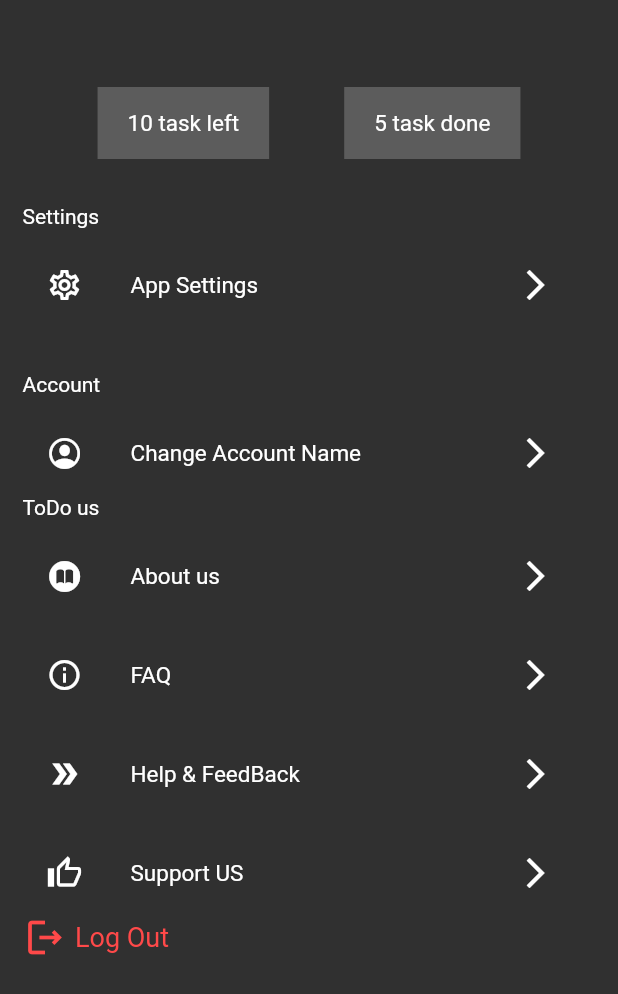
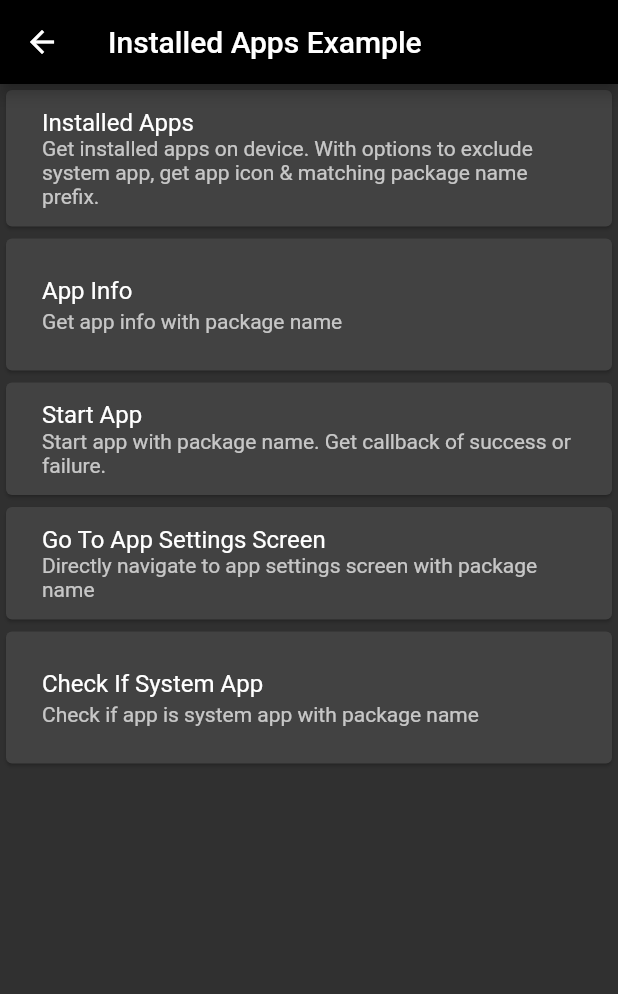
Before and after one commit to hashanranasinghe/ToDo-App, a Flutter app: the UserProfileScreen screen opened directly, after a tap on the "arrow forward ios" icon, on a phone screen of 412 x 824 dp. Shown: the top 994 px of the screen. Run offline on Flutter 3.47's test engine with Material 2 defaults, Android fonts, the phone set to English and light mode, and no system bars; our stand-ins replace cloud_firestore, firebase_auth, firebase_core, firebase_database, fluttertoast, percent_indicator and 1 more; missing offline and left inert: flutter_clean_calendar, installed_apps, usage_stats; accounts and stored records are empty.

Commit message:
focus screen - app usage screen- settings screen

```diff
--- /dev/null
+++ b/lib/screens/settings_screen.dart
@@ -0,0 +1,178 @@
+import 'package:flutter/material.dart';
+import 'package:installed_apps/app_info.dart';
+import 'package:installed_apps/installed_apps.dart';
+
+class SettingsScreen extends StatelessWidget {
+  @override
+  Widget build(BuildContext context) {
+    return Scaffold(
+      appBar: AppBar(title: const Text("Installed Apps Example")),
+      body: ListView(
+        children: [
+          Card(
+            child: Padding(
+              padding: const EdgeInsets.all(8),
+              child: ListTile(
+                title: Text("Installed Apps"),
+                subtitle: Text(
+                    "Get installed apps on device. With options to exclude system app, get app icon & matching package name prefix."),
+                onTap: () => Navigator.push(
+                  context,
+                  MaterialPageRoute(
+                    builder: (context) => InstalledAppsScreen(),
+                  ),
+                ),
+              ),
+            ),
+          ),
+          Card(
+            child: Padding(
+              padding: const EdgeInsets.all(8),
+              child: ListTile(
+                title: Text("App Info"),
+                subtitle: Text("Get app info with package name"),
+                onTap: () => Navigator.push(
+                  context,
+                  MaterialPageRoute(
+                    builder: (context) => AppInfoScreen(),
+                  ),
+                ),
+              ),
+            ),
+          ),
+          Card(
+            child: Padding(
+              padding: const EdgeInsets.all(8),
+              child: ListTile(
+                title: Text("Start App"),
+                subtitle: Text(
+                    "Start app with package name. Get callback of success or failure."),
+                onTap: () => InstalledApps.startApp("com.google.android.gm"),
+              ),
+            ),
+          ),
+          Card(
+            child: Padding(
+              padding: const EdgeInsets.all(8),
+              child: ListTile(
+                title: Text("Go To App Settings Screen"),
+                subtitle: Text(
+                    "Directly navigate to app settings screen with package name"),
+                onTap: () =>
+                    InstalledApps.openSettings("com.google.android.gm"),
+              ),
+            ),
+          ),
+          Card(
+            child: Padding(
+              padding: const EdgeInsets.all(8),
+              child: ListTile(
+                title: Text("Check If System App"),
+                subtitle: Text("Check if app is system app with package name"),
+                onTap: () =>
+                    InstalledApps.isSystemApp("com.google.android.gm").then(
+                  (bool? value) => _showDialog(
+                      context,
+                      value ?? false
+                          ? "The requested app is system app."
+                          : "Requested app in not system app."),
+                ),
+              ),
+            ),
+          )
+        ],
+      ),
+    );
+  }
+
+  void _showDialog(BuildContext context, String text) {
+    showDialog(
+      context: context,
+      builder: (BuildContext context) {
+        return AlertDialog(
+          content: Text(text),
+          actions: <Widget>[
+            TextButton(
+              child: Text("Close"),
+              onPressed: () => Navigator.of(context).pop(),
+            ),
+          ],
+        );
+      },
+    );
+  }
+}
+
+class InstalledAppsScreen extends StatelessWidget {
+  @override
+  Widget build(BuildContext context) {
+    return Scaffold(
+      appBar: AppBar(title: Text("Installed Apps")),
+      body: FutureBuilder<List<AppInfo>>(
+        future: InstalledApps.getInstalledApps(true, true),
+        builder:
+            (BuildContext buildContext, AsyncSnapshot<List<AppInfo>> snapshot) {
+          return snapshot.connectionState == ConnectionState.done
+              ? snapshot.hasData
+                  ? ListView.builder(
+                      itemCount: snapshot.data!.length,
+                      itemBuilder: (context, index) {
+                        AppInfo app = snapshot.data![index];
+                        return Card(
+                          child: ListTile(
+                            leading: CircleAvatar(
+                              backgroundColor: Colors.transparent,
+                              child: Image.memory(app.icon!),
+                            ),
+                            title: Text(app.name!),
+                            subtitle: Text(app.getVersionInfo()),
+                            onTap: () =>
+                                InstalledApps.startApp(app.packageName!),
+                            onLongPress: () =>
+                                InstalledApps.openSettings(app.packageName!),
+                          ),
+                        );
+                      },
+                    )
+                  : Center(
+                      child: Text(
+                          "Error occurred while getting installed apps ...."))
+              : Center(child: Text("Getting installed apps ...."));
+        },
+      ),
+    );
+  }
+}
+
+class AppInfoScreen extends StatelessWidget {
+  @override
+  Widget build(BuildContext context) {
+    return Scaffold(
+      appBar: AppBar(title: Text("App Info")),
+      body: FutureBuilder<AppInfo>(
+        future: InstalledApps.getAppInfo("com.google.android.gm"),
+        builder: (BuildContext buildContext, AsyncSnapshot<AppInfo> snapshot) {
+          return snapshot.connectionState == ConnectionState.done
+              ? snapshot.hasData
+                  ? Center(
+                      child: Column(
+                        children: [
+                          Image.memory(snapshot.data!.icon!),
+                          Text(
+                            snapshot.data!.name!,
+                            style: TextStyle(
+                              fontWeight: FontWeight.bold,
+                              fontSize: 40,
+                            ),
+                          ),
+                          Text(snapshot.data!.getVersionInfo())
+                        ],
+                      ),
+                    )
+                  : Center(child: Text("Error while getting app info ...."))
+              : Center(child: Text("Getting app info ...."));
+        },
+      ),
+    );
+  }
+}
--- a/lib/screens/user/user_profile_screen.dart
+++ b/lib/screens/user/user_profile_screen.dart
@@ -3,6 +3,7 @@ import 'package:flutter/cupertino.dart';
 import 'package:flutter/material.dart';
 import 'package:provider/provider.dart';
 import 'package:todo_app/utils/constraints.dart';
+import 'package:todo_app/utils/navigation.dart';
 import 'package:todo_app/view%20models/user%20view%20model/userViewModel.dart';
 
 import 'package:todo_app/widgets/setting_list_tile.dart';
@@ -62,7 +63,9 @@ class _UserProfileScreenState extends State<UserProfileScreen> {
                   SettingListTile(
                       text: "App Settings",
                       icon: Icons.settings_outlined,
-                      function: () {}),
+                      function: () {
+                        openSettings(context);
+                      }),
                   SizedBox(
                     height: 30,
                   ),
--- a/lib/services/firebase/fb_handeler.dart
+++ b/lib/services/firebase/fb_handeler.dart
@@ -1,7 +1,6 @@
 import 'package:cloud_firestore/cloud_firestore.dart';
 import 'package:firebase_auth/firebase_auth.dart';
 import 'package:firebase_database/firebase_database.dart';
-
 import 'package:todo_app/models/category_model.dart';
 import 'package:todo_app/models/task_model.dart';
 import 'package:todo_app/models/user_model.dart';
--- a/lib/utils/navigation.dart
+++ b/lib/utils/navigation.dart
@@ -8,6 +8,7 @@ import 'package:todo_app/screens/focus/focus_screen.dart';
 import 'package:todo_app/screens/intro/welcome_screen.dart';
 import 'package:todo_app/screens/login%20&%20register/login_screen.dart';
 import 'package:todo_app/screens/login%20&%20register/register_screen.dart';
+import 'package:todo_app/screens/settings_screen.dart';
 import 'package:todo_app/screens/user/user_profile_screen.dart';
 
 import 'package:todo_app/widgets/bottom_navigation_bar.dart';
@@ -64,3 +65,8 @@ void openVerification(BuildContext context) async {
   Navigator.push(context,
       MaterialPageRoute(builder: (context) => const VerificationEmailScreen()));
 }
+
+void openSettings(BuildContext context) async {
+  Navigator.push(context,
+      MaterialPageRoute(builder: (context) => SettingsScreen()));
+}
--- a/pubspec.yaml
+++ b/pubspec.yaml
@@ -45,6 +45,9 @@ dependencies:
   fluttertoast: ^8.2.1
   percent_indicator: ^4.2.3
   shared_preferences: ^2.0.20
+  installed_apps: ^1.3.1
+  usage_stats: ^1.2.0
+
 
 dev_dependencies:
   flutter_test:
```
Also changed, not shown: lib/screens/focus/focus_screen.dart (+26 -10 lines), lib/screens/usage_screen.dart (added, +108 -0 lines), pubspec.lock, 3 other files.
